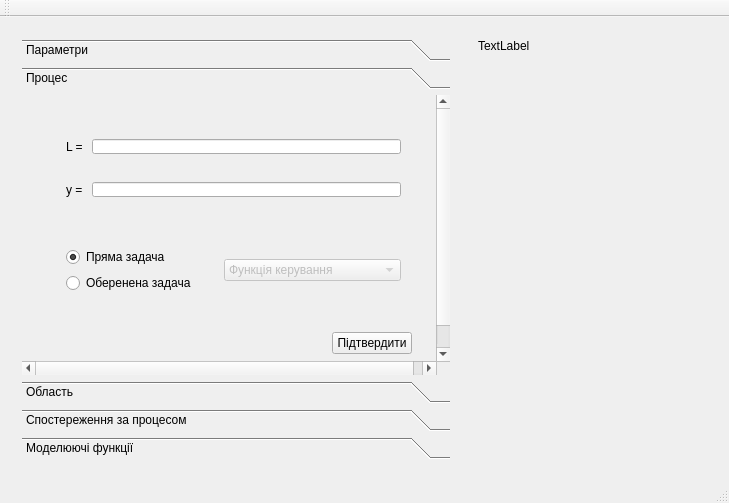
First picture: the form in MathMod/mainwindow.ui, repository romathebest/stoyan, before the edit.
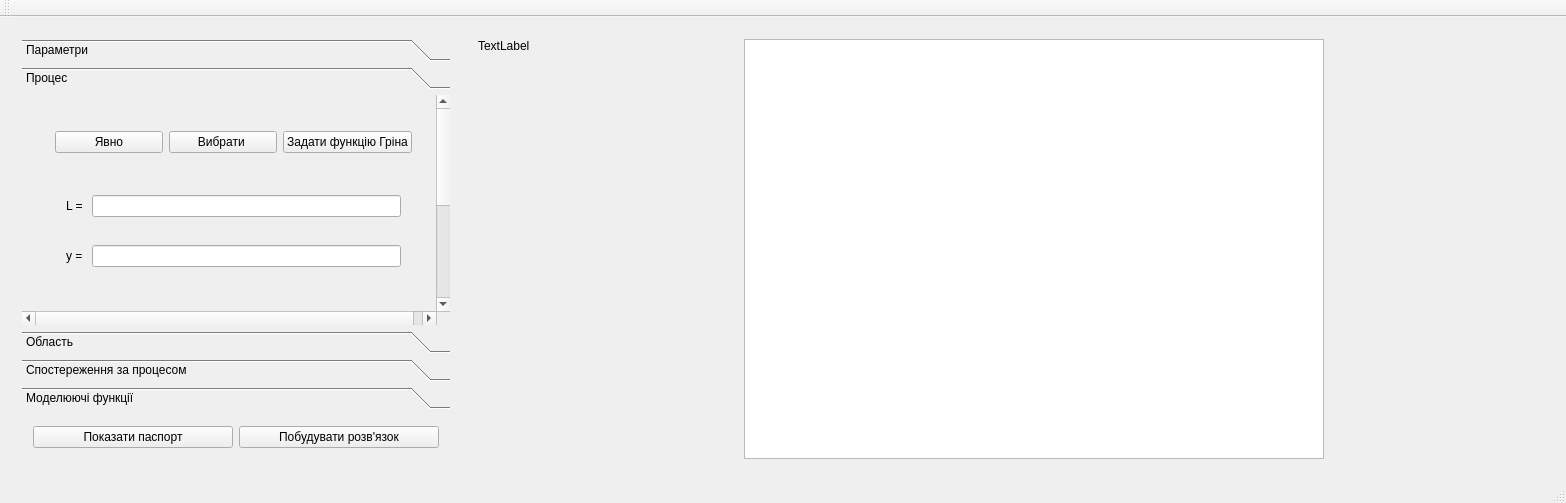
Second picture: the form after the edit.

Commit message: modified input process dialog for add own tasks.

What changed in the file:
```diff
--- a/MathMod/mainwindow.ui
+++ b/MathMod/mainwindow.ui
@@ -6,7 +6,7 @@
    <rect>
     <x>0</x>
     <y>0</y>
-    <width>729</width>
+    <width>1566</width>
     <height>503</height>
    </rect>
   </property>
@@ -116,7 +116,7 @@
             <x>0</x>
             <y>0</y>
             <width>415</width>
-            <height>288</height>
+            <height>418</height>
            </rect>
           </property>
           <attribute name="label">
@@ -134,16 +134,61 @@
              <property name="minimumSize">
               <size>
                <width>0</width>
-               <height>270</height>
+               <height>400</height>
               </size>
              </property>
              <property name="maximumSize">
               <size>
                <width>16777215</width>
-               <height>270</height>
+               <height>400</height>
               </size>
              </property>
              <layout class="QVBoxLayout" name="verticalLayout_11">
+              <item>
+               <widget class="QWidget" name="widget_20" native="true">
+                <property name="sizePolicy">
+                 <sizepolicy hsizetype="Preferred" vsizetype="Fixed">
+                  <horstretch>0</horstretch>
+                  <verstretch>0</verstretch>
+                 </sizepolicy>
+                </property>
+                <property name="minimumSize">
+                 <size>
+                  <width>0</width>
+                  <height>50</height>
+                 </size>
+                </property>
+                <property name="maximumSize">
+                 <size>
+                  <width>16777215</width>
+                  <height>50</height>
+                 </size>
+                </property>
+                <layout class="QHBoxLayout" name="horizontalLayout_13">
+                 <item>
+                  <widget class="QPushButton" name="pushButton_6">
+                   <property name="text">
+                    <string>Явно</string>
+                   </property>
+                  </widget>
+                 </item>
+                 <item>
+                  <widget class="QPushButton" name="pushButton_7">
+                   <property name="text">
+                    <string>Вибрати </string>
+                   </property>
+                  </widget>
+                 </item>
+                 <item>
+                  <widget class="QPushButton" name="pushButton_8">
+                   <property name="text">
+                    <string>Задати функцію Гріна</string>
+                   </property>
+                  </widget>
+                 </item>
+                </layout>
+               </widget>
+              </item>
               <item>
                <widget class="QWidget" name="widget_9" native="true">
                 <layout class="QVBoxLayout" name="verticalLayout_5">
@@ -404,17 +449,49 @@
          </widget>
         </widget>
        </item>
+       <item>
+        <widget class="QWidget" name="widget_18" native="true">
+         <layout class="QHBoxLayout" name="horizontalLayout_12">
+          <item>
+           <widget class="QPushButton" name="pushButton_3">
+            <property name="text">
+             <string>Показати паспорт</string>
+            </property>
+           </widget>
+          </item>
+          <item>
+           <widget class="QPushButton" name="pushButton_4">
+            <property name="text">
+             <string>Побудувати розв'язок</string>
+            </property>
+           </widget>
+          </item>
+         </layout>
+        </widget>
+       </item>
       </layout>
      </widget>
     </item>
     <item>
      <widget class="QWidget" name="widget_2" native="true">
       <property name="sizePolicy">
-       <sizepolicy hsizetype="Expanding" vsizetype="Expanding">
+       <sizepolicy hsizetype="Fixed" vsizetype="Expanding">
         <horstretch>0</horstretch>
         <verstretch>0</verstretch>
        </sizepolicy>
       </property>
+      <property name="minimumSize">
+       <size>
+        <width>260</width>
+        <height>0</height>
+       </size>
+      </property>
+      <property name="maximumSize">
+       <size>
+        <width>260</width>
+        <height>16777215</height>
+       </size>
+      </property>
       <layout class="QVBoxLayout" name="verticalLayout_6">
        <item>
         <widget class="QLabel" name="labelPassport">
@@ -439,6 +516,47 @@
       </layout>
      </widget>
     </item>
+    <item>
+     <widget class="QWidget" name="widget_19" native="true">
+      <property name="sizePolicy">
+       <sizepolicy hsizetype="Expanding" vsizetype="Preferred">
+        <horstretch>0</horstretch>
+        <verstretch>0</verstretch>
+       </sizepolicy>
+      </property>
+      <layout class="QVBoxLayout" name="verticalLayout_10">
+       <item>
+        <widget class="QGraphicsView" name="graphicsView">
+         <property name="sizePolicy">
+          <sizepolicy hsizetype="Fixed" vsizetype="Expanding">
+           <horstretch>0</horstretch>
+           <verstretch>0</verstretch>
+          </sizepolicy>
+         </property>
+         <property name="minimumSize">
+          <size>
+           <width>580</width>
+           <height>0</height>
+          </size>
+         </property>
+        </widget>
+       </item>
+      </layout>
+     </widget>
+    </item>
+    <item>
+     <spacer name="horizontalSpacer_4">
+      <property name="orientation">
+       <enum>Qt::Horizontal</enum>
+      </property>
+      <property name="sizeHint" stdset="0">
+       <size>
+        <width>40</width>
+        <height>20</height>
+       </size>
+      </property>
+     </spacer>
+    </item>
    </layout>
   </widget>
   <widget class="QMenuBar" name="menuBar">
```
Left out of the diff: 13 changed lines with no effect on the pictures. The commit also changes 7 other files.
